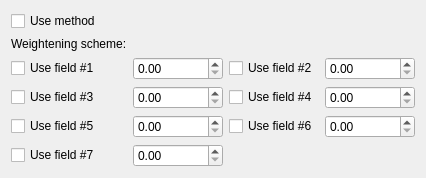
This is ForecastingUI/qwmasettingswidget.ui in Apokal/forecastingui as Qt 5 draws it before an edit. The edited form follows.
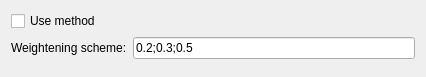
This is the edited form.

Commit message: WMA settings are taken from gui

What changed in the file:
```diff
--- a/ForecastingUI/qwmasettingswidget.ui
+++ b/ForecastingUI/qwmasettingswidget.ui
@@ -7,54 +7,20 @@
     <x>0</x>
     <y>0</y>
     <width>426</width>
-    <height>172</height>
+    <height>77</height>
    </rect>
   </property>
   <property name="windowTitle">
    <string>Form</string>
   </property>
-  <layout class="QGridLayout" name="gridLayout">
-   <item row="2" column="2">
-    <widget class="QCheckBox" name="checkBox_2">
-     <property name="text">
-      <string>Use field #2</string>
-     </property>
-    </widget>
-   </item>
-   <item row="2" column="1">
-    <widget class="QDoubleSpinBox" name="weightScheme1_SpinBox"/>
-   </item>
-   <item row="5" column="0">
-    <widget class="QCheckBox" name="checkBox_3">
-     <property name="text">
-      <string>Use field #3</string>
-     </property>
-    </widget>
-   </item>
+  <layout class="QFormLayout" name="formLayout">
    <item row="0" column="0">
-    <widget class="QCheckBox" name="useMethodCheckBox">
+    <widget class="QCheckBox" name="useMethod_ChkBox">
      <property name="text">
       <string>Use method</string>
      </property>
     </widget>
    </item>
-   <item row="2" column="0">
-    <widget class="QCheckBox" name="checkBox">
-     <property name="text">
-      <string>Use field #1</string>
-     </property>
-    </widget>
-   </item>
-   <item row="7" column="1">
-    <widget class="QDoubleSpinBox" name="weightScheme_5_SpinBox"/>
-   </item>
-   <item row="9" column="0">
-    <widget class="QCheckBox" name="checkBox_7">
-     <property name="text">
-      <string>Use field #7</string>
-     </property>
-    </widget>
-   </item>
    <item row="1" column="0">
     <widget class="QLabel" name="label">
      <property name="text">
@@ -62,42 +28,13 @@
      </property>
     </widget>
    </item>
-   <item row="7" column="0">
-    <widget class="QCheckBox" name="checkBox_5">
+   <item row="1" column="1">
+    <widget class="QLineEdit" name="weightScheme_LnEdit">
      <property name="text">
-      <string>Use field #5</string>
+      <string>0.2;0.3;0.5</string>
      </property>
     </widget>
    </item>
-   <item row="9" column="1">
-    <widget class="QDoubleSpinBox" name="doubleSpinBox_2"/>
-   </item>
-   <item row="5" column="1">
-    <widget class="QDoubleSpinBox" name="weightScheme_3_SpinBox"/>
-   </item>
-   <item row="2" column="3">
-    <widget class="QDoubleSpinBox" name="weightScheme_2_SpinBox"/>
-   </item>
-   <item row="5" column="2">
-    <widget class="QCheckBox" name="checkBox_4">
-     <property name="text">
-      <string>Use field #4</string>
-     </property>
-    </widget>
-   </item>
-   <item row="5" column="3">
-    <widget class="QDoubleSpinBox" name="weightScheme_4_SpinBox"/>
-   </item>
-   <item row="7" column="2">
-    <widget class="QCheckBox" name="checkBox_6">
-     <property name="text">
-      <string>Use field #6</string>
-     </property>
-    </widget>
-   </item>
-   <item row="7" column="3">
-    <widget class="QDoubleSpinBox" name="doubleSpinBox"/>
-   </item>
   </layout>
  </widget>
  <resources/>
```
The commit also changes 3 other files.
